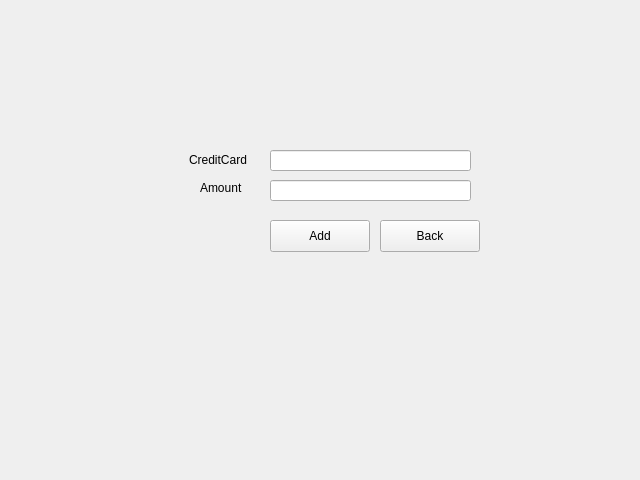
Old version of the form blackjack-client/ui/add.ui in the repository lehoangtran289/Blackjack.
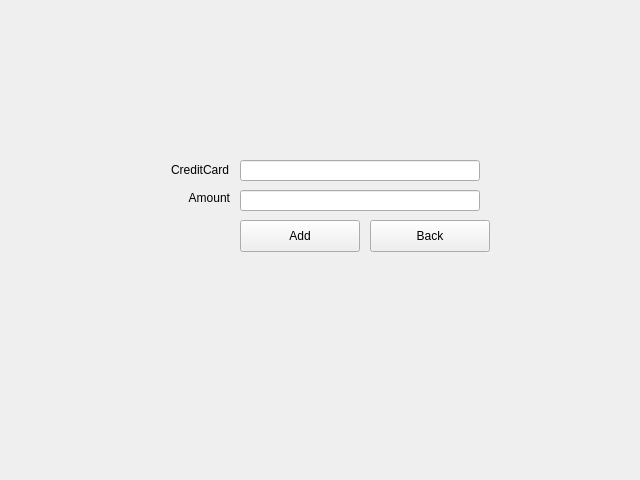
New version of the form.

The edit to the form file:
```diff
--- a/blackjack-client/ui/add.ui
+++ b/blackjack-client/ui/add.ui
@@ -16,9 +16,9 @@
   <widget class="QPushButton" name="add_button">
    <property name="geometry">
     <rect>
-     <x>270</x>
+     <x>240</x>
      <y>220</y>
-     <width>100</width>
+     <width>120</width>
      <height>32</height>
     </rect>
    </property>
@@ -29,9 +29,9 @@
   <widget class="QPushButton" name="back_button">
    <property name="geometry">
     <rect>
-     <x>380</x>
+     <x>370</x>
      <y>220</y>
-     <width>100</width>
+     <width>120</width>
      <height>32</height>
     </rect>
    </property>
@@ -42,35 +42,41 @@
   <widget class="QLabel" name="label">
    <property name="geometry">
     <rect>
-     <x>189</x>
-     <y>150</y>
-     <width>71</width>
+     <x>109</x>
+     <y>160</y>
+     <width>120</width>
      <height>20</height>
     </rect>
    </property>
    <property name="text">
     <string>CreditCard</string>
    </property>
+   <property name="alignment">
+    <set>Qt::AlignRight|Qt::AlignTrailing|Qt::AlignVCenter</set>
+   </property>
   </widget>
   <widget class="QLabel" name="label_2">
    <property name="geometry">
     <rect>
-     <x>200</x>
-     <y>180</y>
-     <width>60</width>
+     <x>110</x>
+     <y>190</y>
+     <width>120</width>
      <height>16</height>
     </rect>
    </property>
    <property name="text">
     <string>Amount</string>
    </property>
+   <property name="alignment">
+    <set>Qt::AlignRight|Qt::AlignTrailing|Qt::AlignVCenter</set>
+   </property>
   </widget>
   <widget class="QLineEdit" name="credit_card_entry">
    <property name="geometry">
     <rect>
-     <x>270</x>
-     <y>150</y>
-     <width>201</width>
+     <x>240</x>
+     <y>160</y>
+     <width>240</width>
      <height>21</height>
     </rect>
    </property>
@@ -78,9 +84,9 @@
   <widget class="QLineEdit" name="amount_entry">
    <property name="geometry">
     <rect>
-     <x>270</x>
-     <y>180</y>
-     <width>201</width>
+     <x>240</x>
+     <y>190</y>
+     <width>240</width>
      <height>21</height>
     </rect>
    </property>
```
